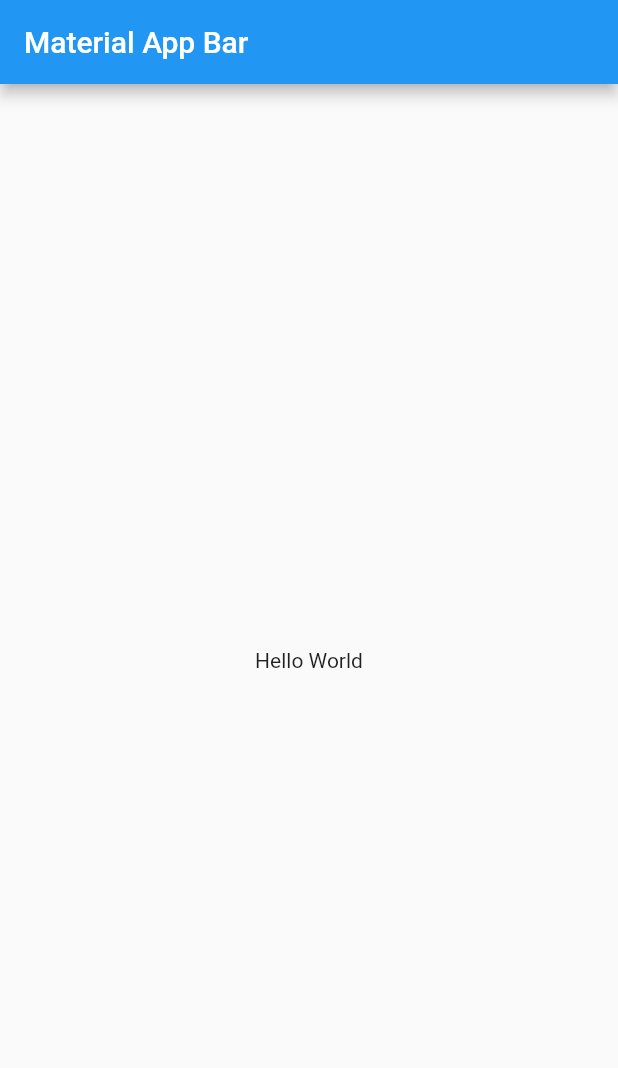
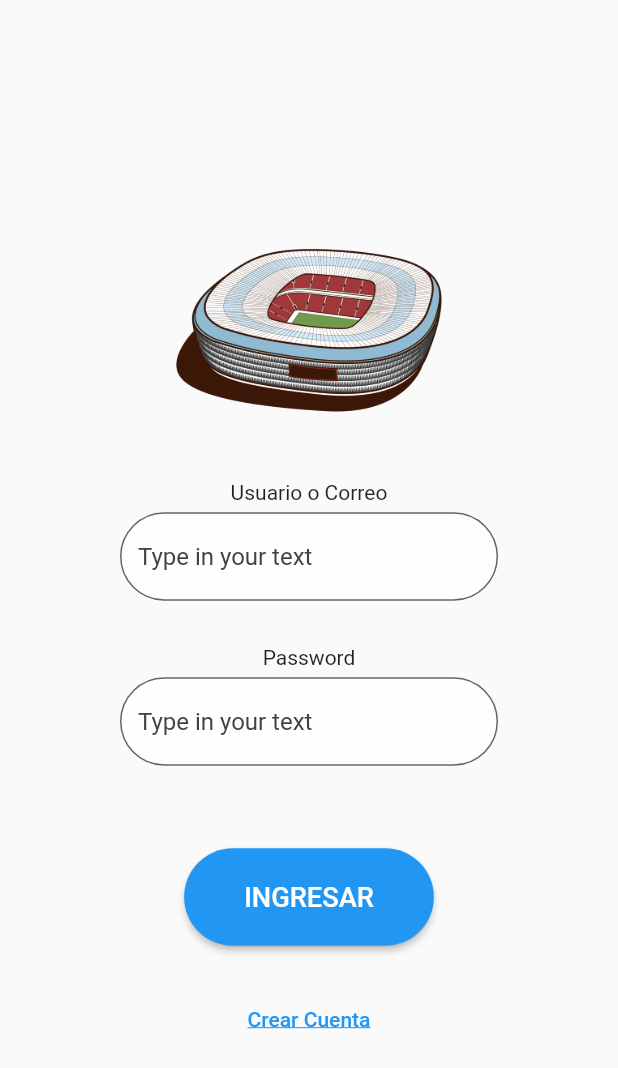
Before and after one commit to CodeJunior06/StadiumsAdministration, a Flutter app: the screen it shows after launch, on a phone screen of 412 x 824 dp. Shown: the top 1068 px of the screen. Run offline on Flutter 3.47's test engine with Material 2 defaults, Android fonts, the phone set to English and light mode, and no system bars.

Commit message:
Add view login

```diff
--- a/lib/main.dart
+++ b/lib/main.dart
@@ -1,22 +1,4 @@
 import 'package:flutter/material.dart';
+import 'package:stadiums_administration/pages/login.dart';
 
-void main() => runApp(MyApp());
-
-class MyApp extends StatelessWidget {
-  @override
-  Widget build(BuildContext context) {
-    return MaterialApp(
-      title: 'Material App',
-      home: Scaffold(
-        appBar: AppBar(
-          title: Text('Material App Bar'),
-        ),
-        body: Center(
-          child: Container(
-            child: Text('Hello World'),
-          ),
-        ),
-      ),
-    );
-  }
-}
+void main() => runApp(Login());
--- /dev/null
+++ b/lib/pages/login.dart
@@ -0,0 +1,67 @@
+import 'package:flutter/material.dart';
+
+class Login extends StatelessWidget {
+  @override
+  Widget build(BuildContext context) {
+    return MaterialApp(
+      title: 'Material App',
+      home: Scaffold(
+        body: Center(
+          child: Column(
+              mainAxisAlignment: MainAxisAlignment.center,
+              children: _createFieldText()),
+        ),
+      ),
+    );
+  }
+}
+
+List<Widget> _createFieldText() {
+  return [
+    Image.asset("assets/splash.png", width: 200, height: 200),
+    const Text("Usuario o Correo"),
+    _inputUserOrEmail(),
+    const Text("Password"),
+    _inputUserOrEmail(),
+    _btnPageInitial(),
+    _btnPageRegister()
+  ];
+}
+
+Widget _btnPageRegister() {
+  return TextButton(
+    onPressed: () {},
+    child: const Text('Crear Cuenta',
+        style: TextStyle(decoration: TextDecoration.underline)),
+  );
+}
+
+Widget _btnPageInitial() {
+  return Container(
+      margin: EdgeInsets.all(25),
+      child: ElevatedButton(
+        onPressed: () {
+          debugPrint('ElevatedButton Clicked');
+        },
+        child: const Text('INGRESAR', textScaleFactor: 1.3),
+        style: ElevatedButton.styleFrom(
+            shape: StadiumBorder(),
+            padding: EdgeInsets.only(
+                left: 40.0, right: 40.0, top: 22.0, bottom: 22.0)),
+      ));
+}
+
+Widget _inputUserOrEmail() {
+  return Container(
+      margin: EdgeInsets.only(left: 80.0, right: 80.0, top: 5.0, bottom: 30.0),
+      child: TextField(
+        decoration: InputDecoration(
+            border: OutlineInputBorder(
+              borderRadius: BorderRadius.circular(50.0),
+            ),
+            filled: true,
+            hintStyle: TextStyle(color: Colors.grey[800]),
+            hintText: "Type in your text",
+            fillColor: Colors.white70),
+      ));
+}
--- a/pubspec.yaml
+++ b/pubspec.yaml
@@ -58,7 +58,8 @@ flutter:
   uses-material-design: true
 
   # To add assets to your application, add an assets section, like this:
-  # assets:
+  assets:
+    - assets/splash.png
   #   - images/a_dot_burr.jpeg
   #   - images/a_dot_ham.jpeg
 
```
Also changed, not shown: assets/splash.png (added), 1 other file.
